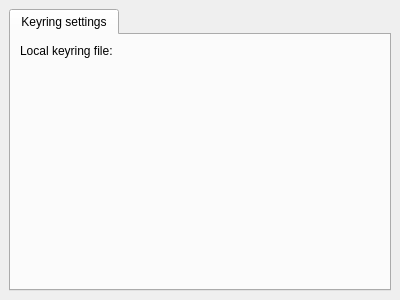
This is kpilot/conduits/keyringconduit/keyringwidget.ui in chusopr/kdepim-ktimetracker-akonadi as Qt 5 draws it before an edit. The edited form follows.
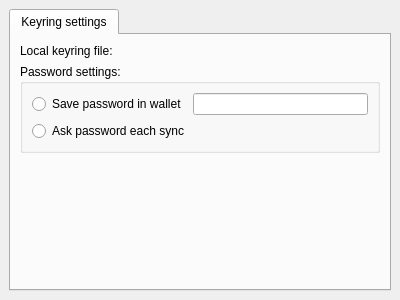
This is the edited form. Custom widgets are drawn as their Qt base class.

Commit message: * Add password options to the ui file.

Diff of the .ui file:
```diff
--- a/kpilot/conduits/keyringconduit/keyringwidget.ui
+++ b/kpilot/conduits/keyringconduit/keyringwidget.ui
@@ -35,15 +35,61 @@
        <property name="spacing" >
         <number>6</number>
        </property>
-       <item row="1" column="1" >
+       <item row="1" column="0" colspan="2" >
+        <widget class="QGroupBox" name="groupBox" >
+         <property name="title" >
+          <string>Password settings:</string>
+         </property>
+         <layout class="QGridLayout" >
+          <property name="margin" >
+           <number>9</number>
+          </property>
+          <property name="spacing" >
+           <number>6</number>
+          </property>
+          <item row="0" column="0" >
+           <layout class="QHBoxLayout" >
+            <property name="margin" >
+             <number>0</number>
+            </property>
+            <property name="spacing" >
+             <number>6</number>
+            </property>
+            <item>
+             <widget class="QRadioButton" name="radioButton" >
+              <property name="text" >
+               <string>Save password in wallet</string>
+              </property>
+             </widget>
+            </item>
+            <item>
+             <widget class="QLineEdit" name="lineEdit" >
+              <property name="echoMode" >
+               <enum>QLineEdit::Password</enum>
+              </property>
+             </widget>
+            </item>
+           </layout>
+          </item>
+          <item row="1" column="0" >
+           <widget class="QRadioButton" name="radioButton_2" >
+            <property name="text" >
+             <string>Ask password each sync</string>
+            </property>
+           </widget>
+          </item>
+         </layout>
+        </widget>
+       </item>
+       <item row="2" column="1" >
         <spacer>
          <property name="orientation" >
           <enum>Qt::Vertical</enum>
          </property>
          <property name="sizeHint" >
           <size>
-           <width>20</width>
-           <height>111</height>
+           <width>21</width>
+           <height>91</height>
           </size>
          </property>
         </spacer>
```
Left out of the diff: 19 changed lines with no effect on the pictures. The commit also changes 1 other file.
